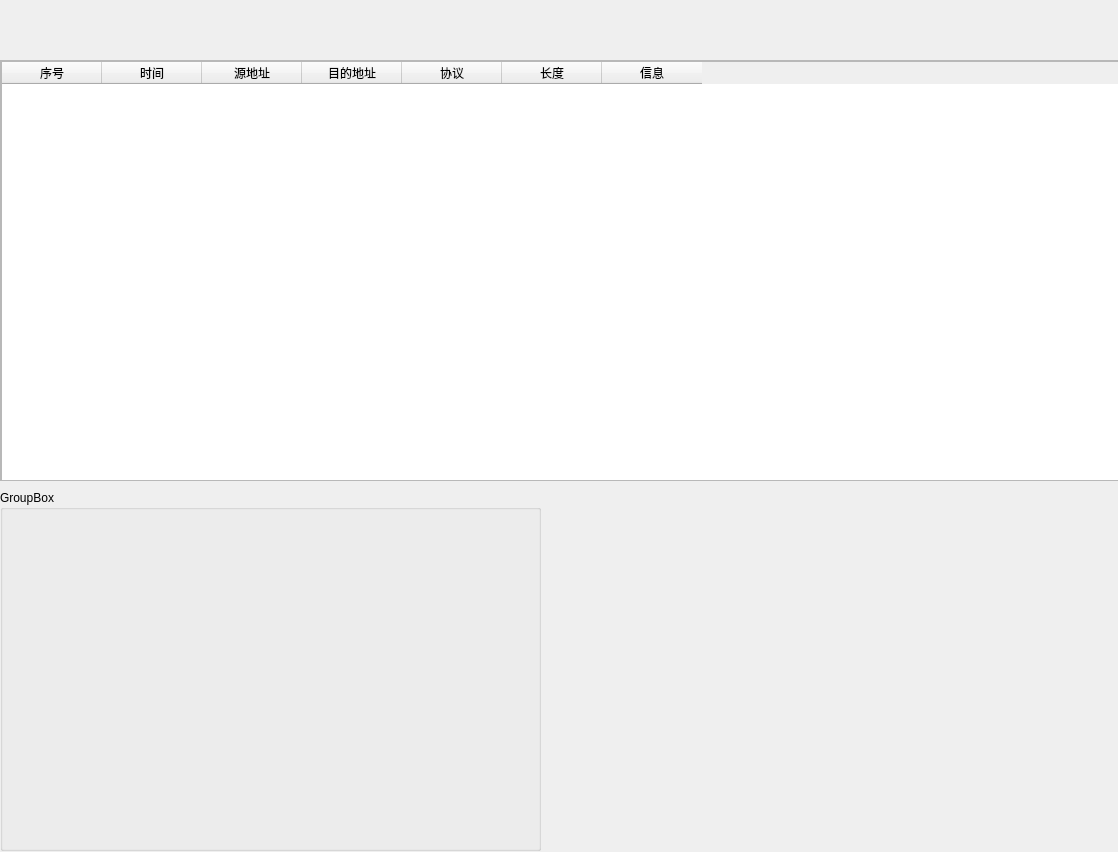
Gh-Story/sniffer-guoheng-ucas, file expriment/snifferGui.ui: the form before one commit.
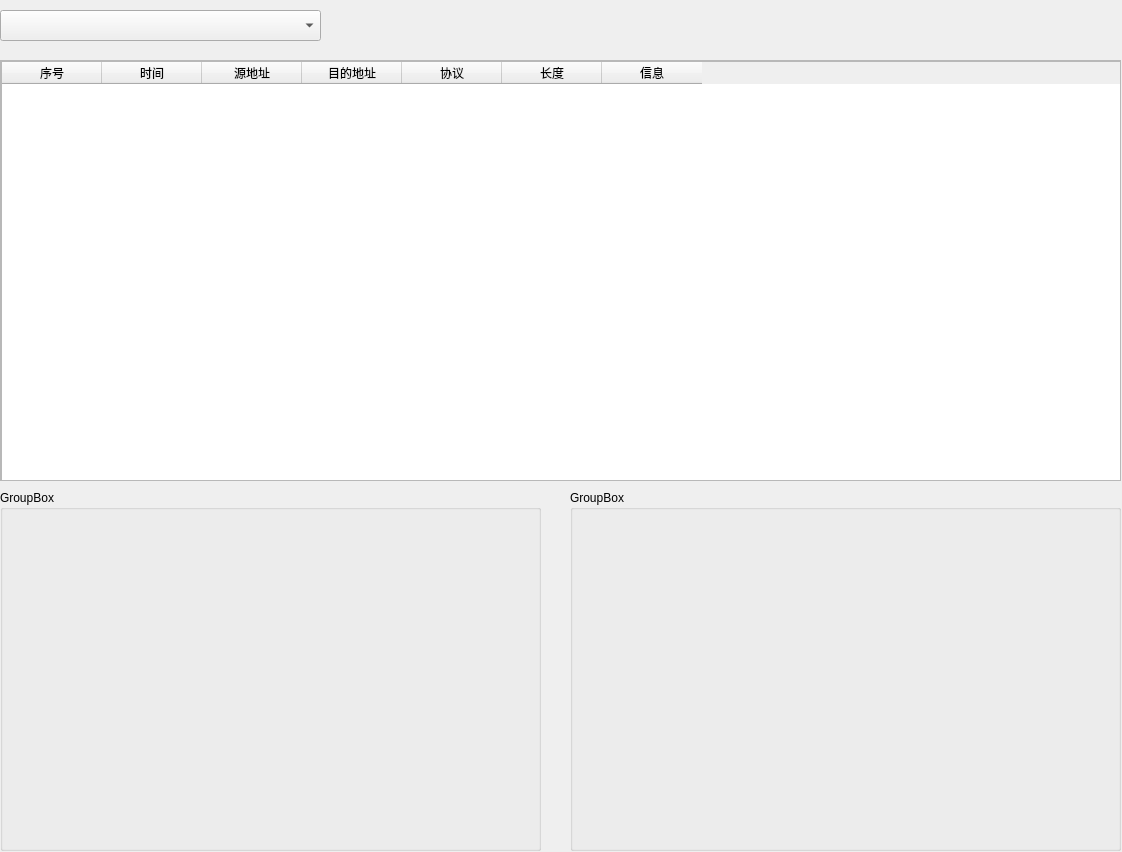
The form after the commit.

Patch:
```diff
--- a/expriment/snifferGui.ui
+++ b/expriment/snifferGui.ui
@@ -6,7 +6,7 @@
    <rect>
     <x>0</x>
     <y>0</y>
-    <width>1118</width>
+    <width>1122</width>
     <height>852</height>
    </rect>
   </property>
@@ -42,10 +42,16 @@
          <rect>
           <x>0</x>
           <y>0</y>
-          <width>1121</width>
+          <width>1500</width>
           <height>421</height>
          </rect>
         </property>
+        <property name="minimumSize">
+         <size>
+          <width>1500</width>
+          <height>0</height>
+         </size>
+        </property>
         <column>
          <property name="text">
           <string>序号</string>
@@ -100,6 +106,29 @@
     <string>GroupBox</string>
    </property>
   </widget>
+  <widget class="QGroupBox" name="groupBox_2">
+   <property name="geometry">
+    <rect>
+     <x>570</x>
+     <y>490</y>
+     <width>551</width>
+     <height>361</height>
+    </rect>
+   </property>
+   <property name="title">
+    <string>GroupBox</string>
+   </property>
+  </widget>
+  <widget class="QComboBox" name="comboBox">
+   <property name="geometry">
+    <rect>
+     <x>0</x>
+     <y>10</y>
+     <width>321</width>
+     <height>31</height>
+    </rect>
+   </property>
+  </widget>
  </widget>
  <resources/>
  <connections/>
```
